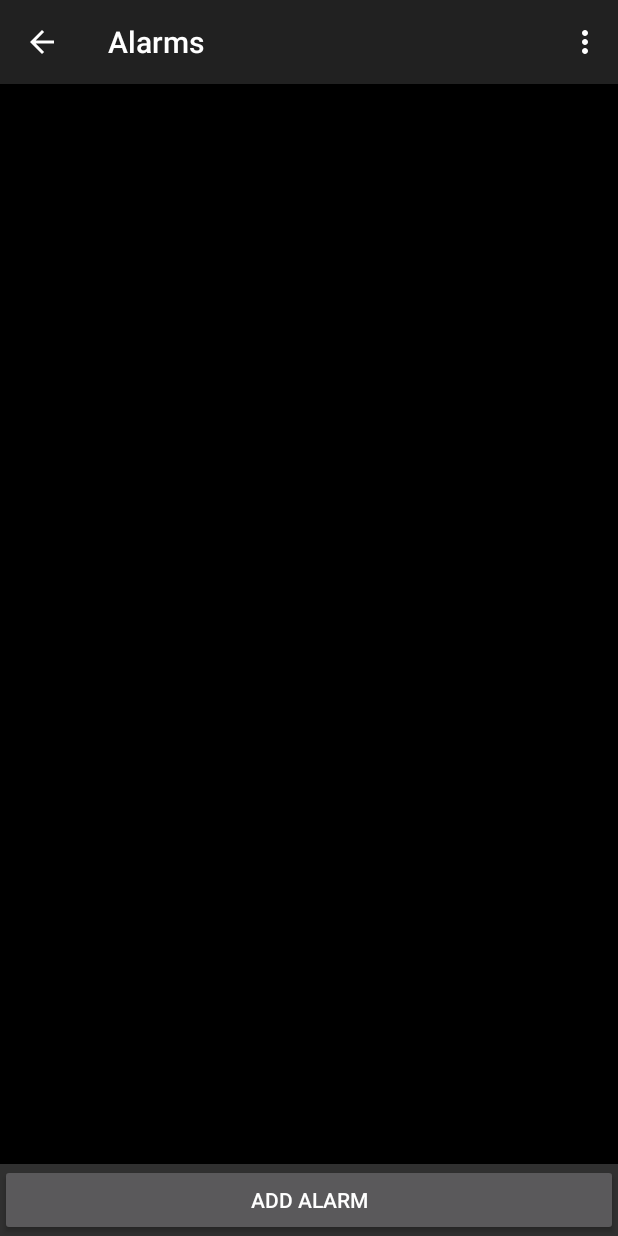
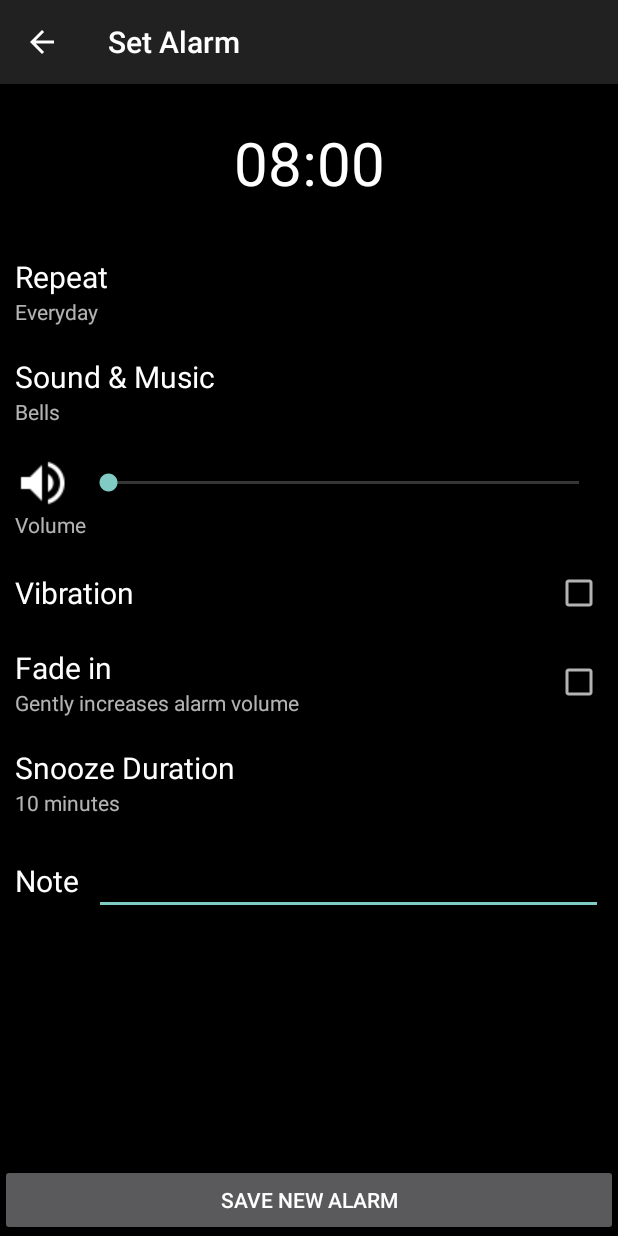
Before and after one commit to vtabk2/Alarm_Clock_1, an Android app: the ListAlarmsActivity screen opened directly, with no data from a screen before it, after a tap on "ADD ALARM", on a phone screen of 412 x 824 dp. Run offline under Robolectric (Android 15) with nearby library versions, the phone set to English and light mode, and no system bars; libraries missing offline, so code that uses them is left out: io.realm; 14 statements that could not run were skipped.

Commit message:
add_edit_alarm

```diff
--- a/app/src/main/AndroidManifest.xml
+++ b/app/src/main/AndroidManifest.xml
@@ -44,5 +44,8 @@
                 android:name="android.appwidget.provider"
                 android:resource="@xml/widget_clock_info"/>
         </receiver>
+        <activity
+            android:name=".ui.activity.AlarmDetailActivity"
+            android:theme="@style/Theme.AppCompat"/>
     </application>
 </manifest>
--- a/app/src/main/java/com/example/framgia/alarmclock/data/listener/OnCheckedChangeItemListener.java
+++ b/app/src/main/java/com/example/framgia/alarmclock/data/listener/OnCheckedChangeItemListener.java
@@ -8,6 +8,6 @@ import com.example.framgia.alarmclock.ui.adapter.AlarmRecyclerViewAdapter;
  * Created by framgia on 15/07/2016.
  */
 public interface OnCheckedChangeItemListener {
-    void onCheckedChangeItem(AlarmRecyclerViewAdapter.AlarmViewHolder holder, int positon,
+    void onCheckedChangeItem(AlarmRecyclerViewAdapter.AlarmViewHolder holder, int position,
                              CompoundButton button, boolean isChecked);
 }
--- a/app/src/main/java/com/example/framgia/alarmclock/data/listener/OnClickItemListener.java
+++ b/app/src/main/java/com/example/framgia/alarmclock/data/listener/OnClickItemListener.java
@@ -1,10 +1,10 @@
 package com.example.framgia.alarmclock.data.listener;
 
-import com.example.framgia.alarmclock.ui.adapter.AlarmRecyclerViewAdapter;
+import android.view.View;
 
 /**
  * Created by framgia on 14/07/2016.
  */
 public interface OnClickItemListener {
-    void onClickItem(AlarmRecyclerViewAdapter.AlarmViewHolder holder, int position);
+    void onClickItem(View view, int position);
 }
--- a/app/src/main/java/com/example/framgia/alarmclock/data/listener/OnLongClickItemListener.java
+++ b/app/src/main/java/com/example/framgia/alarmclock/data/listener/OnLongClickItemListener.java
@@ -1,4 +1,6 @@
 package com.example.framgia.alarmclock.data.listener;
+
+import android.view.View;
 
 import com.example.framgia.alarmclock.ui.adapter.AlarmRecyclerViewAdapter;
 
@@ -6,5 +8,5 @@ import com.example.framgia.alarmclock.ui.adapter.AlarmRecyclerViewAdapter;
  * Created by framgia on 15/07/2016.
  */
 public interface OnLongClickItemListener {
-    void onLongClickItem(AlarmRecyclerViewAdapter.AlarmViewHolder holder, int position);
+    void onLongClickItem(View view, AlarmRecyclerViewAdapter.AlarmViewHolder holder, int position);
 }
--- /dev/null
+++ b/app/src/main/java/com/example/framgia/alarmclock/ui/activity/AlarmDetailActivity.java
@@ -0,0 +1,191 @@
+package com.example.framgia.alarmclock.ui.activity;
+
+import android.content.Intent;
+import android.os.Bundle;
+import android.support.annotation.Nullable;
+import android.support.v7.app.AppCompatActivity;
+import android.view.MenuItem;
+import android.view.View;
+import android.widget.Button;
+import android.widget.CheckBox;
+import android.widget.CompoundButton;
+import android.widget.EditText;
+import android.widget.SeekBar;
+import android.widget.TextView;
+
+import com.example.framgia.alarmclock.R;
+import com.example.framgia.alarmclock.data.Constants;
+import com.example.framgia.alarmclock.data.controller.AlarmRepository;
+import com.example.framgia.alarmclock.data.model.Alarm;
+import com.example.framgia.alarmclock.data.model.Repeat;
+
+import java.text.SimpleDateFormat;
+import java.util.Calendar;
+import java.util.Date;
+
+import io.realm.Realm;
+
+/**
+ * Created by framgia on 15/07/2016.
+ */
+public class AlarmDetailActivity extends AppCompatActivity implements View.OnClickListener,
+    CompoundButton.OnCheckedChangeListener {
+    private TextView mTextViewAlarmTime, mTextViewRepeatValue, mTextViewSoundValue,
+        mTextViewSnoozeValue;
+    private SeekBar mSeekBarVolume;
+    private CheckBox mCheckBoxVibration, mCheckBoxFadeIn;
+    private EditText mEditTextNoteValue;
+    private Button mButtonSaveNewAlarm, mButtonSaveAlarm, mButtonDeleteAlarm;
+    private Realm mRealm;
+    private AlarmRepository mAlarmRepository;
+    private Alarm mAlarm;
+    private SimpleDateFormat mSimpleDateFormat;
+
+    @Override
+    protected void onCreate(@Nullable Bundle savedInstanceState) {
+        super.onCreate(savedInstanceState);
+        setContentView(R.layout.activity_alarm_detail);
+        initViews();
+        handleViewsOnClick();
+        loadData();
+        setDataToViews();
+    }
+
+    private void initViews() {
+        getSupportActionBar().setTitle(R.string.set_alarm);
+        getSupportActionBar().setDisplayHomeAsUpEnabled(true);
+        getSupportActionBar().setDisplayShowHomeEnabled(true);
+        mTextViewAlarmTime = (TextView) findViewById(R.id.text_view_alarm_time);
+        mTextViewRepeatValue = (TextView) findViewById(R.id.text_view_repeat_value);
+        mTextViewSoundValue = (TextView) findViewById(R.id.text_view_sound_value);
+        mTextViewSnoozeValue = (TextView) findViewById(R.id.text_view_snooze_value);
+        mSeekBarVolume = (SeekBar) findViewById(R.id.seek_bar_volume);
+        mCheckBoxVibration = (CheckBox) findViewById(R.id.checkbox_vibration);
+        mCheckBoxFadeIn = (CheckBox) findViewById(R.id.checkbox_fade_in);
+        mEditTextNoteValue = (EditText) findViewById(R.id.edit_text_note_value);
+        mButtonSaveNewAlarm = (Button) findViewById(R.id.button_save_new_alarm);
+        mButtonSaveAlarm = (Button) findViewById(R.id.button_save_alarm);
+        mButtonDeleteAlarm = (Button) findViewById(R.id.button_delete_alarm);
+    }
+
+    private void handleViewsOnClick() {
+        findViewById(R.id.linear_layout_repeat).setOnClickListener(this);
+        findViewById(R.id.linear_layout_sound).setOnClickListener(this);
+        findViewById(R.id.linear_layout_snooze).setOnClickListener(this);
+        findViewById(R.id.relative_layout_vibration).setOnClickListener(this);
+        findViewById(R.id.relative_layout_fade_in).setOnClickListener(this);
+        mCheckBoxVibration.setOnCheckedChangeListener(this);
+        mCheckBoxFadeIn.setOnCheckedChangeListener(this);
+        mTextViewAlarmTime.setOnClickListener(this);
+        mButtonSaveNewAlarm.setOnClickListener(this);
+        mButtonSaveAlarm.setOnClickListener(this);
+        mButtonDeleteAlarm.setOnClickListener(this);
+        mEditTextNoteValue.clearFocus();
+    }
+
+    private void loadData() {
+        mRealm = Realm.getDefaultInstance();
+        mAlarmRepository = new AlarmRepository(mRealm);
+        Intent intent = getIntent();
+        int id = intent.getIntExtra(Constants.OBJECT_ID, Constants.DEFAULT_INTENT_VALUE);
+        if (id == Constants.DEFAULT_INTENT_VALUE) {
+            mButtonSaveNewAlarm.setVisibility(View.VISIBLE);
+            mAlarm = new Alarm(mAlarmRepository.getNextId(),
+                Calendar.getInstance().getTimeInMillis(), Constants.DEFAULT_ALARM_SOUND,
+                Constants.DEFAULT_ALARM_VOLUME, true, false, Constants.DEFAULT_ALARM_SNOOZE_TIME,
+                "", true, new Repeat(false, false, false, false, false, false, false, false));
+        } else {
+            mButtonSaveAlarm.setVisibility(View.VISIBLE);
+            mButtonDeleteAlarm.setVisibility(View.VISIBLE);
+            mAlarm = mAlarmRepository.getAlarmById(id);
+        }
+    }
+
+    private void setDataToViews() {
+        mSimpleDateFormat = new SimpleDateFormat(Constants.ALARM_TIME_FORMAT);
+        mTextViewAlarmTime.setText(mSimpleDateFormat.format(new Date(mAlarm.getTime())));
+        mTextViewRepeatValue.setText(mAlarm.getRepeat().getRepeatDay());
+        mTextViewSoundValue.setText(mAlarm.getSound());
+        mSeekBarVolume.setProgress(mAlarm.getVolume());
+        mCheckBoxVibration.setChecked(mAlarm.isVibrated());
+        mCheckBoxFadeIn.setChecked(mAlarm.isFadeIn());
+        mTextViewSnoozeValue
+            .setText(String.format("%d %s", mAlarm.getSnoozeTime(), Constants.MINUTES));
+        mEditTextNoteValue.setText(mAlarm.getNote());
+    }
+
+    @Override
+    public void onClick(View view) {
+        switch (view.getId()) {
+            case R.id.text_view_alarm_time:
+                // TODO: 18/07/2016 wait for TimePickerFragment in SleepTimer
+                break;
+            case R.id.linear_layout_repeat:
+                openActivity(RepeatActivity.class);
+                break;
+            case R.id.linear_layout_sound:
+                // TODO: 18/07/2016 open activity select sound
+                break;
+            case R.id.relative_layout_vibration:
+                mCheckBoxVibration.setChecked(!mCheckBoxVibration.isChecked());
+                break;
+            case R.id.relative_layout_fade_in:
+                mCheckBoxFadeIn.setChecked(!mCheckBoxFadeIn.isChecked());
+                break;
+            case R.id.linear_layout_snooze:
+                // TODO: 18/07/2016 open activity select snooze time
+                break;
+            case R.id.button_save_new_alarm:
+                mAlarmRepository.addAlarm(mAlarm);
+                finish();
+                break;
+            case R.id.button_save_alarm:
+                mRealm.beginTransaction();
+                mAlarm.setVolume(mSeekBarVolume.getProgress());
+                mAlarm.setVibrated(mCheckBoxVibration.isChecked());
+                mAlarm.setFadeIn(mCheckBoxFadeIn.isChecked());
+                mAlarm.setNote(mEditTextNoteValue.getText().toString());
+                mRealm.commitTransaction();
+                mAlarmRepository.updateAlarm(mAlarm);
+                finish();
+                break;
+            case R.id.button_delete_alarm:
+                mAlarmRepository.deleteAlarm(mAlarm);
+                finish();
+                break;
+        }
+    }
+
+    @Override
+    public void onCheckedChanged(CompoundButton compoundButton, boolean isChecked) {
+        switch (compoundButton.getId()) {
+            case R.id.checkbox_vibration:
+                mCheckBoxVibration.setChecked(isChecked);
+                break;
+            case R.id.checkbox_fade_in:
+                mCheckBoxFadeIn.setChecked(isChecked);
+                break;
+        }
+    }
+
+    @Override
+    public boolean onOptionsItemSelected(MenuItem menuItem) {
+        switch (menuItem.getItemId()) {
+            case android.R.id.home:
+                finish();
+                break;
+        }
+        return super.onOptionsItemSelected(menuItem);
+    }
+
+    private void openActivity(Class myClass) {
+        Intent intent = new Intent(this, myClass);
+        startActivity(intent);
+    }
+
+    @Override
+    public void onBackPressed() {
+        super.onBackPressed();
+        finish();
+    }
+}
--- a/app/src/main/java/com/example/framgia/alarmclock/ui/fragment/PageFragment.java
+++ b/app/src/main/java/com/example/framgia/alarmclock/ui/fragment/PageFragment.java
@@ -13,7 +13,7 @@ import android.widget.LinearLayout;
 
 import com.example.framgia.alarmclock.R;
 import com.example.framgia.alarmclock.data.Constants;
-import com.example.framgia.alarmclock.ui.activity.RepeatActivity;
+import com.example.framgia.alarmclock.ui.activity.ListAlarmsActivity;
 
 /**
  * Created by framgia on 14/07/2016.
@@ -137,7 +137,7 @@ public class PageFragment extends Fragment implements View.OnClickListener {
                 break;
             case R.id.layout_alarm:
                 // TODO: 14/07/2016
-                openActivity(RepeatActivity.class);
+                openActivity(ListAlarmsActivity.class);
                 break;
             case R.id.layout_timer:
                 // TODO: 14/07/2016
--- /dev/null
+++ b/app/src/main/res/layout/activity_alarm_detail.xml
@@ -0,0 +1,197 @@
+<?xml version="1.0" encoding="utf-8"?>
+<LinearLayout xmlns:android="http://schemas.android.com/apk/res/android"
+              android:layout_width="match_parent"
+              android:layout_height="match_parent"
+              android:background="@android:color/black"
+              android:orientation="vertical">
+
+    <ScrollView
+        android:layout_width="match_parent"
+        android:layout_height="0dp"
+        android:layout_weight="1">
+
+        <LinearLayout
+            android:layout_width="match_parent"
+            android:layout_height="match_parent"
+            android:orientation="vertical">
+
+            <TextView
+                android:id="@+id/text_view_alarm_time"
+                android:layout_width="match_parent"
+                android:layout_height="wrap_content"
+                android:gravity="center"
+                android:paddingBottom="@dimen/alarm_detail_text_time_padding_top"
+                android:paddingTop="@dimen/alarm_detail_text_time_padding_top"
+                android:text="@string/sample_time"
+                android:textColor="@android:color/white"
+                android:textSize="@dimen/alarm_detail_time_text_size"/>
+
+            <LinearLayout
+                android:id="@+id/linear_layout_repeat"
+                style="@style/AlarmDetailItemVerticalLinearLayout">
+
+                <TextView
+                    android:id="@+id/text_view_repeat_title"
+                    style="@style/AlarmDetailItemTextViewTitle"
+                    android:text="@string/repeate"/>
+
+                <TextView
+                    android:id="@+id/text_view_repeat_value"
+                    android:layout_width="wrap_content"
+                    android:layout_height="wrap_content"
+                    android:text="@string/sample_repeat"/>
+            </LinearLayout>
+
+            <LinearLayout
+                android:id="@+id/linear_layout_sound"
+                style="@style/AlarmDetailItemVerticalLinearLayout">
+
+                <TextView
+                    android:id="@+id/text_view_sound_title"
+                    style="@style/AlarmDetailItemTextViewTitle"
+                    android:text="@string/sound_and_music"/>
+
+                <TextView
+                    android:id="@+id/text_view_sound_value"
+                    android:layout_width="wrap_content"
+                    android:layout_height="wrap_content"
+                    android:text="@string/sample_sound"/>
+            </LinearLayout>
+
+            <LinearLayout
+                style="@style/AlarmDetailItemVerticalLinearLayout">
+
+                <LinearLayout
+                    android:layout_width="match_parent"
+                    android:layout_height="wrap_content"
+                    android:gravity="center_vertical">
+
+                    <ImageView
+                        android:id="@+id/image_view_volume_icon"
+                        android:layout_width="wrap_content"
+                        android:layout_height="wrap_content"
+                        android:src="@drawable/icon_volume"/>
+
+
+                    <SeekBar
+                        android:id="@+id/seek_bar_volume"
+                        android:layout_width="0dp"
+                        android:layout_height="wrap_content"
+                        android:layout_marginLeft="@dimen/margin_medium"
+                        android:layout_weight="1"/>
+                </LinearLayout>
+
+                <TextView
+                    android:id="@+id/text_view_volume"
+                    android:layout_width="wrap_content"
+                    android:layout_height="wrap_content"
+                    android:text="@string/volume"/>
+            </LinearLayout>
+
+
+            <RelativeLayout
+                android:id="@+id/relative_layout_vibration"
+                style="@style/AlarmDetailItemLayout">
+
+                <TextView
+                    android:id="@+id/text_view_vibration_title"
+                    style="@style/AlarmDetailItemTextViewTitle"
+                    android:layout_centerVertical="true"
+                    android:text="@string/vibration"/>
+
+                <CheckBox
+                    android:id="@+id/checkbox_vibration"
+                    android:layout_width="wrap_content"
+                    android:layout_height="wrap_content"
+                    android:layout_alignParentRight="true"/>
+            </RelativeLayout>
+
+            <RelativeLayout
+                android:id="@+id/relative_layout_fade_in"
+                style="@style/AlarmDetailItemLayout">
+
+                <TextView
+                    android:id="@+id/text_view_fade_in_title"
+                    style="@style/AlarmDetailItemTextViewTitle"
+                    android:text="@string/fade_in"/>
+
+                <TextView
+                    android:layout_width="wrap_content"
+                    android:layout_height="wrap_content"
+                    android:layout_below="@id/text_view_fade_in_title"
+                    android:text="@string/sample_fade_in"/>
+
+                <CheckBox
+                    android:id="@+id/checkbox_fade_in"
+                    android:layout_width="wrap_content"
+                    android:layout_height="wrap_content"
+                    android:layout_alignParentRight="true"
+                    android:layout_centerVertical="true"/>
+            </RelativeLayout>
+
+            <LinearLayout
+                android:id="@+id/linear_layout_snooze"
+                style="@style/AlarmDetailItemVerticalLinearLayout">
+
+                <TextView
+                    android:id="@+id/text_view_snooze_title"
+                    style="@style/AlarmDetailItemTextViewTitle"
+                    android:text="@string/snooze"/>
+
+                <TextView
+                    android:id="@+id/text_view_snooze_value"
+                    android:layout_width="wrap_content"
+                    android:layout_height="wrap_content"
+                    android:text="@string/sample_snooze_duration"/>
+            </LinearLayout>
+
+            <LinearLayout
+                style="@style/AlarmDetailItemHorizontalLinearLayout">
+
+                <TextView
+                    android:id="@+id/text_view_note_title"
+                    style="@style/AlarmDetailItemTextViewTitle"
+                    android:text="@string/note"/>
+
+                <EditText
+                    android:id="@+id/edit_text_note_value"
+                    android:layout_width="0dp"
+                    android:layout_height="wrap_content"
+                    android:layout_marginLeft="@dimen/margin_medium"
+                    android:layout_weight="1"
+                    android:descendantFocusability="beforeDescendants"
+                    android:focusable="true"
+                    android:focusableInTouchMode="true"/>
+            </LinearLayout>
+        </LinearLayout>
+    </ScrollView>
+
+    <Button
+        android:id="@+id/button_save_new_alarm"
+        android:layout_width="match_parent"
+        android:layout_height="wrap_content"
+        android:text="@string/save_new_alarm"
+        android:visibility="gone"/>
+
+    <LinearLayout
+        android:layout_width="match_parent"
+        android:layout_height="wrap_content"
+        android:orientation="horizontal">
+
+        <Button
+            android:id="@+id/button_delete_alarm"
+            android:layout_width="0dp"
+            android:layout_height="wrap_content"
+            android:layout_weight="1"
+            android:text="@string/delete"
+            android:visibility="gone"/>
+
+        <Button
+            android:id="@+id/button_save_alarm"
+            android:layout_width="0dp"
+            android:layout_height="wrap_content"
+            android:layout_weight="1"
+            android:text="@string/save"
+            android:visibility="gone"/>
+    </LinearLayout>
+</LinearLayout>
--- a/app/src/main/res/menu/menu_list_alarms.xml
+++ b/app/src/main/res/menu/menu_list_alarms.xml
@@ -6,7 +6,7 @@
     <item
         android:id="@+id/delete_multiple_alarm"
         android:orderInCategory="1"
-        android:title="@string/delete_mutiple_alarms"/>
+        android:title="@string/delete_multiple_alarms"/>
 
     <item
         android:id="@+id/delete_all_alarms"
--- a/app/src/main/res/values/dimens.xml
+++ b/app/src/main/res/values/dimens.xml
@@ -25,4 +25,8 @@
     <dimen name="text_clock2_widget_clock_text_size">15sp</dimen>
     <dimen name="widget_clock_info_min_height">100dp</dimen>
     <dimen name="widget_clock_info_min_width">100dp</dimen>
+    <dimen name="alarm_detail_time_text_size">40sp</dimen>
+    <dimen name="alarm_detail_text_time_padding_top">25dp</dimen>
+    <dimen name="alarm_detail_text_title">20sp</dimen>
+    <dimen name="margin_medium">10dp</dimen>
 </resources>
--- a/app/src/main/res/values/strings.xml
+++ b/app/src/main/res/values/strings.xml
@@ -23,12 +23,11 @@
     <string name="everysaturday">Every Saturday</string>
     <string name="everysunday">Every Sunday</string>
     <string name="everyday">EveryDay</string>
-    <string name="sample_time">8:00</string>
     <string name="sample_day">Mon, Tue, Wed, Thu, Fri, Sat, Sun</string>
     <string name="add_alarm">add alarm</string>
     <string name="alarms">Alarms</string>
     <string name="sample_note">Good morning everyone, my name is AlarmClockFree</string>
-    <string name="delete_mutiple_alarms">Delete multiple alarms</string>
+    <string name="delete_multiple_alarms">Delete multiple alarms</string>
     <string name="delete_all_alarms">Delete all alarms</string>
     <string name="delete_selected">delete selected</string>
     <string name="cancel">cancel</string>
@@ -36,4 +35,20 @@
     <string name="message_delete_all_alarms">Are you sure you want to delete all alarms?</string>
     <string name="data_empty">There is no alarm</string>
     <string name="clock_analog_100x100">100x100 Analog</string>
+    <string name="sample_time">08:00</string>
+    <string name="repeate">Repeat</string>
+    <string name="sample_repeat">Everyday</string>
+    <string name="sound_and_music"><![CDATA[Sound & Music]]></string>
+    <string name="sample_sound">Bells</string>
+    <string name="vibration">Vibration</string>
+    <string name="fade_in">Fade in</string>
+    <string name="sample_fade_in">Gently increases alarm volume</string>
+    <string name="snooze">Snooze Duration</string>
+    <string name="sample_snooze_duration">10 minutes</string>
+    <string name="note">Note</string>
+    <string name="save_new_alarm">Save new alarm</string>
+    <string name="delete">delete</string>
+    <string name="save">save</string>
+    <string name="volume">Volume</string>
+    <string name="set_alarm">Set Alarm</string>
 </resources>
--- a/app/src/main/res/values/styles.xml
+++ b/app/src/main/res/values/styles.xml
@@ -67,4 +67,26 @@
         <item name="android:paddingLeft">@dimen/text_functions_setting_activity_padding_left</item>
         <item name="android:textSize">@dimen/text_size_functions_setting_activity</item>
     </style>
+
+    <style name="AlarmDetailItemLayout">
+        <item name="android:layout_width">match_parent</item>
+        <item name="android:layout_height">wrap_content</item>
+        <item name="android:padding">@dimen/padding_small</item>
+    </style>
+
+    <style name="AlarmDetailItemVerticalLinearLayout" parent="AlarmDetailItemLayout">
+        <item name="android:orientation">vertical</item>
+    </style>
+
+    <style name="AlarmDetailItemHorizontalLinearLayout" parent="AlarmDetailItemLayout">
+        <item name="android:orientation">horizontal</item>
+        <item name="android:gravity">center_vertical</item>
+    </style>
+
+    <style name="AlarmDetailItemTextViewTitle">
+        <item name="android:layout_width">wrap_content</item>
+        <item name="android:layout_height">wrap_content</item>
+        <item name="android:textColor">@android:color/white</item>
+        <item name="android:textSize">@dimen/alarm_detail_text_title</item>
+    </style>
 </resources>
```
Also changed, not shown: app/src/main/java/com/example/framgia/alarmclock/data/Constants.java (+7 -0 lines), app/src/main/java/com/example/framgia/alarmclock/data/model/Alarm.java (+36 -1 lines), app/src/main/java/com/example/framgia/alarmclock/ui/activity/ListAlarmsActivity.java (+53 -23 lines), app/src/main/java/com/example/framgia/alarmclock/ui/adapter/AlarmRecyclerViewAdapter.java (+23 -5 lines), app/src/main/res/drawable/icon_volume.png (added).
